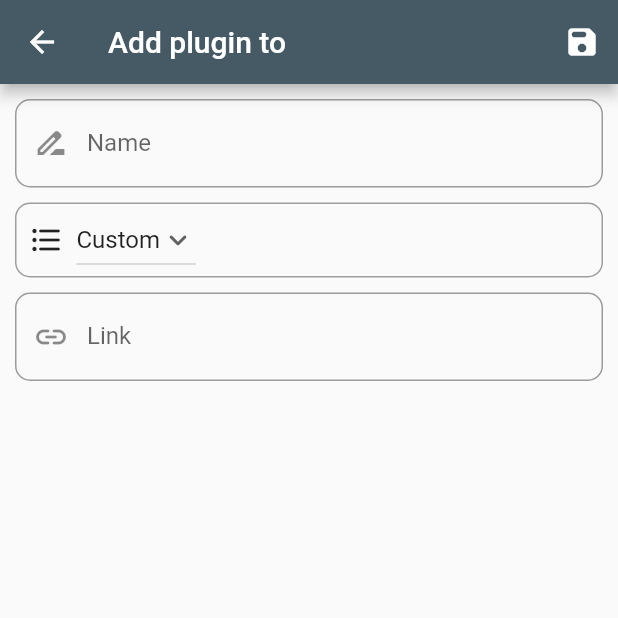
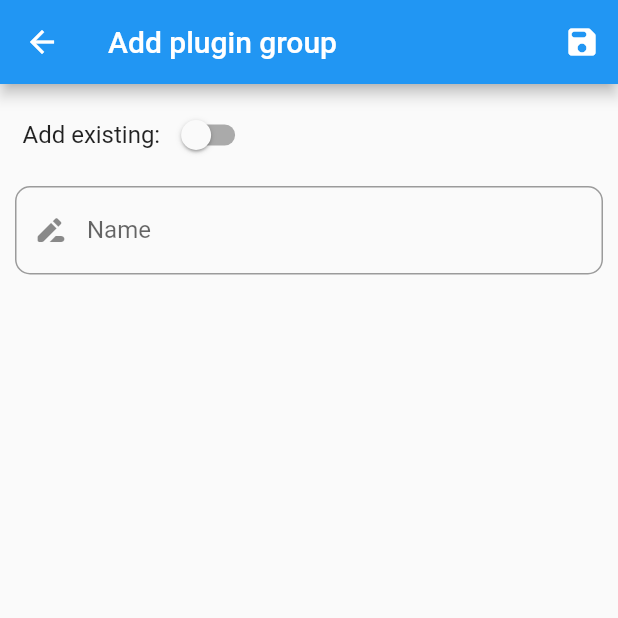
Before and after one commit to Mathematti/Plugpack, a Flutter app: the screen it shows after launch, item 3 of the bottom bar chosen, after a tap on the "add" icon, on a phone screen of 412 x 824 dp, the top half of it. Run offline on Flutter 3.47's test engine with Material 2 defaults, Android fonts, the phone set to English and light mode, and no system bars.

Commit message:
Switch to a plugin group based system

```diff
--- a/lib/functions/generate_script.dart
+++ b/lib/functions/generate_script.dart
@@ -1,47 +1,65 @@
-import 'package:plugpack_flutter/functions/server.dart';
+import 'package:plugpack_flutter/functions/plugin_group.dart';
 import 'package:plugpack_flutter/functions/plugin/plugin.dart';
 import 'package:plugpack_flutter/functions/plugin/custom_plugin.dart';
 import 'package:plugpack_flutter/functions/plugin/direct_plugin.dart';
 import 'package:plugpack_flutter/functions/plugin/spigot_plugin.dart';
+import 'package:plugpack_flutter/functions/server.dart';
 
 class GenerateScript {
   static String generateScript() {
+    // Config
     StringBuffer config = StringBuffer("# Servers: ");
     for (Server server in Server.servers) {
       config.write("${server.serverName},");
     }
     config.writeln(" ServersEnd");
 
+    config.write("# Groups: ");
+    for (PluginGroup group in PluginGroup.pluginGroups) {
+      config.write("${group.groupName},");
+    }
+    config.writeln(" GroupsEnd");
+
     for (Server server in Server.servers) {
-      config.write("# ${server.serverName}-SpigotPlugins: ");
-      for (Plugin plugin in server.plugins) {
+      config.write("# ${server.serverName}-Groups: ");
+      for (PluginGroup group in server.pluginGroups) {
+        config.write("${group.groupName},");
+      }
+      config.writeln("${server.serverName}-GroupsEnd");
+    }
+
+    for (PluginGroup group in PluginGroup.pluginGroups) {
+      config.write("# ${group.groupName}-SpigotPlugins: ");
+      for (Plugin plugin in group.plugins) {
         if (plugin is SpigotPlugin) {
           config.write("${plugin.name}:.${plugin.id}/,");
         }
       }
-      config.writeln(" ${server.serverName}-SpigotPluginsEnd");
+      config.writeln(" ${group.groupName}-SpigotPluginsEnd");
 
-      config.write("# ${server.serverName}-DirectPlugins: ");
-      for (Plugin plugin in server.plugins) {
+      config.write("# ${group.groupName}-DirectPlugins: ");
+      for (Plugin plugin in group.plugins) {
         if (plugin is DirectPlugin) {
           config.write("${plugin.name}:${plugin.download()},");
         }
       }
-      config.writeln(" ${server.serverName}-DirectPluginsEnd");
+      config.writeln(" ${group.groupName}-DirectPluginsEnd");
 
-      config.write("# ${server.serverName}-CustomPlugins: ");
-      for (Plugin plugin in server.plugins) {
+      config.write("# ${group.groupName}-CustomPlugins: ");
+      for (Plugin plugin in group.plugins) {
         if (plugin is CustomPlugin) {
           config.write(
               "${plugin.name}:${plugin.download().replaceAll("\n", "@plclb@")}@plcs@");
         }
       }
-      config.writeln(" ${server.serverName}-CustomPluginsEnd");
+      config.writeln(" ${group.groupName}-CustomPluginsEnd");
     }
     config.writeln();
     config.writeln("sudo rm -f -r /var/lib/Plugpack/*");
     config.writeln();
 
+
+    // Actual execution
     StringBuffer output = StringBuffer(config.toString());
 
     for (Server server in Server.servers) {
@@ -49,7 +67,8 @@ class GenerateScript {
           "sudo mkdir -p /var/lib/Plugpack/plugins/${server.serverName}/");
       output.writeln("cd /var/lib/Plugpack/plugins/${server.serverName}/");
 
-      for (Plugin plugin in server.plugins) {
+      for (PluginGroup group in server.pluginGroups) {
+        for (Plugin plugin in group.plugins) {
           if (plugin is DirectPlugin) {
             String pluginLink = plugin.download();
 
@@ -59,15 +78,18 @@ class GenerateScript {
               pluginLink = pluginLink.substring(0, pluginLink.length - 1);
             }
             output.writeln(
-              "sudo mv ./${pluginLink.substring(pluginLink.lastIndexOf("/") + 1)}"
+                "sudo mv ./${pluginLink.substring(
+                    pluginLink.lastIndexOf("/") + 1)}"
                     " ./${plugin.name.replaceAll(" ", "")}.jar");
           } else if (plugin is CustomPlugin) {
             output.writeln(plugin.download());
           } else if (plugin is SpigotPlugin) {
             output.writeln(
-              "sudo wget https://api.spiget.org/v2/resources/${plugin.id}/download");
+                "sudo wget https://api.spiget.org/v2/resources/${plugin
+                    .id}/download");
             output.writeln(
                 "sudo mv ./download ./${plugin.name.replaceAll(" ", "")}.jar");
+          }
         }
       }
 
--- /dev/null
+++ b/lib/functions/plugin_group.dart
@@ -0,0 +1,44 @@
+import 'package:flutter/material.dart';
+import 'package:plugpack_flutter/functions/plugin/plugin.dart';
+import 'package:plugpack_flutter/functions/plugin/bukkit_plugin.dart';
+import 'package:plugpack_flutter/functions/plugin/custom_plugin.dart';
+import 'package:plugpack_flutter/functions/plugin/direct_plugin.dart';
+import 'package:plugpack_flutter/functions/plugin/spigot_plugin.dart';
+
+class PluginGroup {
+  static List<PluginGroup> pluginGroups = [];
+  static PluginGroup? selectedPluginGroup;
+  static Plugin selectedPlugin = CustomPlugin("", PluginType.custom, "");
+
+  final String groupName;
+  List<Plugin> plugins = [];
+
+  PluginGroup(this.groupName);
+
+  static void addPluginGroup(String name) {
+    if (name != "") {
+      pluginGroups.add(PluginGroup(name));
+    }
+  }
+
+  void addPlugin(String name, PluginType type, String link) {
+    if (type == PluginType.spigot) {
+      plugins.add(SpigotPlugin(name, type, link));
+    } else if (type == PluginType.bukkit) {
+      plugins.add(BukkitPlugin(name, type, link));
+    } else if (type == PluginType.direct) {
+      plugins.add(DirectPlugin(name, type, link));
+    } else if (type == PluginType.custom) {
+      plugins.add(CustomPlugin(name, type, link));
+    }
+
+    plugins.sort((a, b) => a.name.compareTo(b.name));
+  }
+
+  buildTitle(BuildContext context) {
+    return Text(
+      groupName,
+      style: const TextStyle(color: Colors.black),
+    );
+  }
+}
--- a/lib/functions/server.dart
+++ b/lib/functions/server.dart
@@ -1,36 +1,24 @@
 import 'package:flutter/material.dart';
-import 'package:plugpack_flutter/functions/plugin/plugin.dart';
-import 'package:plugpack_flutter/functions/plugin/bukkit_plugin.dart';
-import 'package:plugpack_flutter/functions/plugin/custom_plugin.dart';
-import 'package:plugpack_flutter/functions/plugin/direct_plugin.dart';
-import 'package:plugpack_flutter/functions/plugin/spigot_plugin.dart';
+import 'package:plugpack_flutter/functions/plugin_group.dart';
 
 class Server {
   static List<Server> servers = [];
   static Server selectedServer = Server("");
-  static Plugin selectedPlugin = CustomPlugin("", PluginType.custom, "");
 
   final String serverName;
-  List<Plugin> plugins = [];
+  List<PluginGroup> pluginGroups = [];
 
-  Server(this.serverName);
+  Server(this.serverName) {
+    PluginGroup.addPluginGroup(serverName);
+    addPluginGroup(PluginGroup.pluginGroups.last);
+  }
 
   static void addServer(String name) {
     servers.add(Server(name));
   }
 
-  void addPlugin(String name, PluginType type, String link) {
-    if (type == PluginType.spigot) {
-      plugins.add(SpigotPlugin(name, type, link));
-    } else if (type == PluginType.bukkit) {
-      plugins.add(BukkitPlugin(name, type, link));
-    } else if (type == PluginType.direct) {
-      plugins.add(DirectPlugin(name, type, link));
-    } else if (type == PluginType.custom) {
-      plugins.add(CustomPlugin(name, type, link));
-    }
-
-    plugins.sort((a, b) => a.name.compareTo(b.name));
+  void addPluginGroup(PluginGroup group) {
+    pluginGroups.add(group);
   }
 
   buildTitle(BuildContext context) {
--- /dev/null
+++ b/lib/gui/plugin_group_gui.dart
@@ -0,0 +1,304 @@
+import 'package:flutter/material.dart';
+import 'package:plugpack_flutter/functions/plugin_group.dart';
+import 'package:plugpack_flutter/functions/server.dart';
+import 'package:plugpack_flutter/main.dart';
+
+class PluginGroupListGUI extends StatefulWidget {
+  const PluginGroupListGUI({Key? key}) : super(key: key);
+
+  @override
+  _PluginGroupListGUIState createState() => _PluginGroupListGUIState();
+}
+
+class _PluginGroupListGUIState extends State<PluginGroupListGUI> {
+  void delete() {
+    PluginGroup.pluginGroups.remove(PluginGroup.selectedPluginGroup);
+    PluginGroup.selectedPluginGroup = null;
+    contentStateKey.currentState!.updateIndex(1);
+  }
+
+  @override
+  Widget build(BuildContext context) {
+    return Scaffold(
+      appBar: AppBar(
+        centerTitle: true,
+        backgroundColor: Colors.teal,
+        title: Text(
+            "Plugpack - ${Server.selectedServer.serverName == ""
+                ? "No server selected"
+                : "Server \"" + Server.selectedServer.serverName + "\""}"),
+        actions: [
+          IconButton(
+            onPressed: () {
+              delete();
+            },
+            icon: const Icon(Icons.delete_forever_rounded),
+          ),
+        ],
+      ),
+      body: Column(
+        children: [
+          Container(
+            child: Text(
+              Server.selectedServer.serverName == ""
+                  ? "Please select/create a server first!"
+                  : "Plugin groups:",
+              style: const TextStyle(fontSize: 18),
+            ),
+            margin: const EdgeInsets.all(20),
+          ),
+          Expanded(
+            child: ListView.builder(
+              itemCount: Server.selectedServer.pluginGroups.length,
+              itemBuilder: (context, index) {
+                final pluginGroup = Server.selectedServer.pluginGroups[index];
+                return Card(
+                  elevation: 5,
+                  color: Colors.teal.shade100,
+                  shape: RoundedRectangleBorder(
+                    borderRadius: BorderRadius.circular(10),
+                    side: BorderSide(
+                      color: Colors.teal.withOpacity(0.4),
+                      width: 1,
+                    ),
+                  ),
+                  margin: const EdgeInsets.all(10),
+                  child: ListTile(
+                    title: pluginGroup.buildTitle(context),
+                    contentPadding: const EdgeInsets.all(10),
+                    onTap: () {
+                      PluginGroup.selectedPluginGroup = pluginGroup;
+                      Navigator.of(context).pushNamed("/listPlugins").then(
+                            (_) {
+                          setState(() {});
+                        },
+                      );
+                    },
+                  ),
+                );
+              },
+            ),
+          ),
+        ],
+      ),
+      floatingActionButton: FloatingActionButton(
+        tooltip: "Add plugin group",
+        onPressed: () {
+          Navigator.of(context).pushNamed("/addPluginGroup").then((_) {
+            setState(() {});
+          });
+        },
+        child: const Icon(Icons.add_rounded),
+      ),
+    );
+  }
+}
+
+class AllPluginGroupListGUI extends StatefulWidget {
+  const AllPluginGroupListGUI({Key? key}) : super(key: key);
+
+  @override
+  _AllPluginGroupListGUIState createState() => _AllPluginGroupListGUIState();
+}
+
+class _AllPluginGroupListGUIState extends State<AllPluginGroupListGUI> {
+  void delete() {
+    PluginGroup.pluginGroups.remove(PluginGroup.selectedPluginGroup);
+    PluginGroup.selectedPluginGroup = null;
+    contentStateKey.currentState!.updateIndex(1);
+  }
+
+  @override
+  Widget build(BuildContext context) {
+    return Scaffold(
+      appBar: AppBar(
+        centerTitle: true,
+        backgroundColor: Colors.teal,
+        title: const Text("Plugpack - Plugin groups"),
+      ),
+      body: Column(
+        children: [
+          Container(
+            child: Text(
+                PluginGroup.pluginGroups.isNotEmpty
+                    ? "Plugin groups:"
+                    : "No plugin groups set up!",
+                style: const TextStyle(fontSize: 18)),
+            margin: const EdgeInsets.all(20),
+          ),
+          Expanded(
+            child: ListView.builder(
+              itemCount: PluginGroup.pluginGroups.length,
+              itemBuilder: (context, index) {
+                final pluginGroup = PluginGroup.pluginGroups[index];
+                return Card(
+                  elevation: 5,
+                  color: Colors.teal.shade100,
+                  shape: RoundedRectangleBorder(
+                    borderRadius: BorderRadius.circular(10),
+                    side: BorderSide(
+                      color: Colors.teal.withOpacity(0.4),
+                      width: 1,
+                    ),
+                  ),
+                  margin: const EdgeInsets.all(10),
+                  child: ListTile(
+                    title: pluginGroup.buildTitle(context),
+                    contentPadding: const EdgeInsets.all(10),
+                    onTap: () {
+                      PluginGroup.selectedPluginGroup = pluginGroup;
+                      Navigator.of(context).pushNamed("/listPlugins").then((_) {
+                        setState(() {});
+                      });
+                    },
+                  ),
+                );
+              },
+            ),
+          ),
+        ],
+      ),
+      bottomNavigationBar: const NavBar(),
+      floatingActionButton: FloatingActionButton(
+        tooltip: "Add plugin group",
+        onPressed: () {
+          Navigator.of(context).pushNamed("/addPluginGroup").then((_) {
+            setState(() {});
+          });
+        },
+        child: const Icon(Icons.add_rounded),
+      ),
+    );
+  }
+}
+
+class PluginGroupGUI extends StatefulWidget {
+  const PluginGroupGUI({Key? key}) : super(key: key);
+
+  @override
+  _PluginGroupGUIState createState() => _PluginGroupGUIState();
+}
+
+class _PluginGroupGUIState extends State<PluginGroupGUI> {
+  final nameController = TextEditingController();
+  bool addExisting = false;
+  PluginGroup? _selectedGroup;
+
+  void save(BuildContext context) {
+    if (addExisting) {
+      Server.selectedServer.addPluginGroup(_selectedGroup!);
+    } else {
+      PluginGroup.addPluginGroup(nameController.text);
+      Server.selectedServer.addPluginGroup(PluginGroup.pluginGroups.last);
+    }
+    Navigator.of(context).pop(true);
+  }
+
+  void onSwitchToggle(bool toggled) {
+    setState(() {
+      addExisting = toggled;
+    });
+  }
+
+  @override
+  Widget build(BuildContext context) {
+    return Scaffold(
+      appBar: AppBar(
+        title: const Text("Add plugin group"),
+        actions: [
+          IconButton(
+              onPressed: () {
+                save(context);
+              },
+              icon: const Icon(Icons.save_rounded)),
+        ],
+      ),
+      body: Column(children: [
+        Row(
+          children: [
+            Container(
+              child: const Text(
+                "Add existing: ",
+                style: TextStyle(fontSize: 16),
+              ),
+              padding: const EdgeInsets.only(left: 15, top: 10),
+            ),
+            Container(
+              child: Switch(value: addExisting, onChanged: onSwitchToggle),
+              padding: const EdgeInsets.only(top: 10),
+            ),
+          ],
+        ),
+        Expanded(
+          child: Form(
+            child: ListView(
+              children: [
+                Visibility(
+                  child: TextFormField(
+                    controller: nameController,
+                    decoration: InputDecoration(
+                      labelText: "Name",
+                      prefixIcon:
+                      const Icon(Icons.drive_file_rename_outline_rounded),
+                      border: OutlineInputBorder(
+                        borderRadius: BorderRadius.circular(10),
+                      ),
+                    ),
+                  ),
+                  replacement: Container(
+                    decoration: BoxDecoration(
+                      borderRadius: BorderRadius.circular(10),
+                      border: Border.all(
+                        width: 1,
+                        color: Colors.grey.shade600,
+                        style: BorderStyle.solid,
+                      ),
+                    ),
+                    child: Row(
+                      children: [
+                        const Padding(
+                          padding: EdgeInsets.all(8.0),
+                          child: Icon(
+                            Icons.format_list_bulleted_rounded,
+                          ),
+                        ),
+                        Container(
+                          padding: const EdgeInsets.only(bottom: 1),
+                          child: DropdownButton<PluginGroup>(
+                            value: _selectedGroup,
+                            elevation: 16,
+                            icon: const Icon(
+                              Icons.keyboard_arrow_down_rounded,
+                            ),
+                            dropdownColor: Colors.blueGrey.shade700,
+                            items: PluginGroup.pluginGroups
+                                .map<DropdownMenuItem<PluginGroup>>(
+                                    (PluginGroup value) =>
+                                    DropdownMenuItem<PluginGroup>(
+                                      value: value,
+                                      child: Text(
+                                        value.groupName,
+                                      ),
+                                    ))
+                                .toList(),
+                            onChanged: (PluginGroup? newValue) {
+                              setState(() {
+                                _selectedGroup = newValue!;
+                              });
+                            },
+                          ),
+                        ),
+                      ],
+                    ),
+                  ),
+                  visible: !addExisting,
+                )
+              ],
+              padding: const EdgeInsets.all(10),
+            ),
+          ),
+        ),
+      ]),
+    );
+  }
+}
--- a/lib/gui/server_gui.dart
+++ b/lib/gui/server_gui.dart
@@ -50,7 +50,11 @@ class _ServerListGUIState extends State<ServerListGUI> {
                     contentPadding: const EdgeInsets.all(10),
                     onTap: () {
                       Server.selectedServer = server;
-                      contentStateKey.currentState!.updateIndex(2);
+                      Navigator.of(context)
+                          .pushNamed("/listPluginGroups")
+                          .then((_) {
+                        setState(() {});
+                      });
                       if (kDebugMode) {
                         print(server.serverName);
                       }
--- a/lib/main.dart
+++ b/lib/main.dart
@@ -1,8 +1,11 @@
 import 'package:flutter/material.dart';
+import 'package:plugpack_flutter/gui/plugin_group_gui.dart';
 import 'package:plugpack_flutter/gui/script_gui.dart';
 import 'package:plugpack_flutter/gui/server_gui.dart';
-import 'package:plugpack_flutter/functions/server.dart';
+import 'package:plugpack_flutter/functions/plugin_group.dart';
 import 'package:plugpack_flutter/gui/plugin_gui.dart';
+
+import 'functions/server.dart';
 
 void main() {
   runApp(Content(key: contentStateKey));
@@ -19,7 +22,7 @@ class _PlugpackMainState extends State<PlugpackMain> {
   int totalPlugins() {
     int plugins = 0;
 
-    for (Server server in Server.servers) {
+    for (PluginGroup server in PluginGroup.pluginGroups) {
       plugins += server.plugins.length;
     }
 
@@ -37,6 +40,7 @@ class _PlugpackMainState extends State<PlugpackMain> {
       body: Container(
         child: Text(
           "You currently have ${Server.servers.length} servers with "
+          "${PluginGroup.pluginGroups.length} plugin groups and "
           "a total of ${totalPlugins()} plugins set up.",
           style: const TextStyle(fontSize: 16),
         ),
@@ -86,7 +90,7 @@ class NavBarState extends State<NavBar> {
           BottomNavigationBarItem(
               icon: Icon(Icons.dns_rounded), label: "Servers"),
           BottomNavigationBarItem(
-              icon: Icon(Icons.extension_rounded), label: "Plugins"),
+              icon: Icon(Icons.extension_rounded), label: "Plugin groups"),
           BottomNavigationBarItem(
               icon: Icon(Icons.assignment_rounded), label: "Script"),
         ],
@@ -105,7 +109,7 @@ class ContentState extends State<Content> {
   final List _children = [
     const PlugpackMain(),
     const ServerListGUI(),
-    const PluginListGUI(),
+    const AllPluginGroupListGUI(),
     const ScriptGUI(),
   ];
 
@@ -127,12 +131,18 @@ class ContentState extends State<Content> {
       theme: ThemeData.light(),
       darkTheme: ThemeData.dark(),
       themeMode: ThemeMode.system,
-        home: Builder(builder: (context) => _children[_currentIndex]),
+      home: Builder(
+        builder: (context) => _children[_currentIndex],
+      ),
       routes: {
         "/addServer": (BuildContext context) => ServerGUI(),
+        "/addPluginGroup": (BuildContext context) => PluginGroupGUI(),
+        "/listPluginGroups": (BuildContext context) => const PluginGroupListGUI(),
         "/addPlugin": (BuildContext context) => const PluginGUI(),
         "/modifyPlugin": (BuildContext context) => const ModifyPluginGUI(),
-        });
+        "/listPlugins": (BuildContext context) => const PluginListGUI(),
+      },
+    );
   }
 }
 
```
Also changed, not shown: lib/functions/import_script.dart (+5 -4 lines), lib/gui/plugin_gui.dart (+20 -20 lines), 9 other files. Lines whose indentation alone changed are shown as unchanged.
